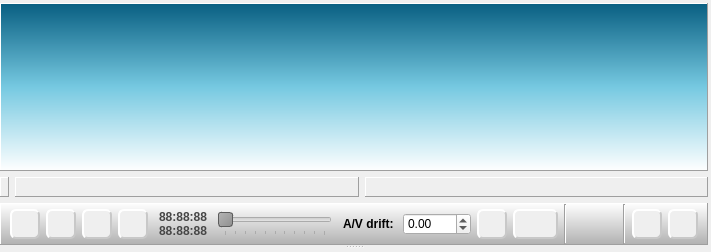
Homer-Conferencing/Homer-Conferencing, file Homer/forms/Widgets/ParticipantWidget.ui: the form before one commit.
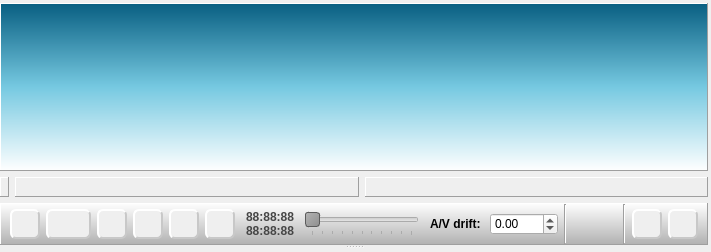
The form after the commit. Icons and pictures are not drawn. Custom widgets are drawn as their Qt base class.

Patch:
```diff
--- a/Homer/forms/Widgets/ParticipantWidget.ui
+++ b/Homer/forms/Widgets/ParticipantWidget.ui
@@ -260,7 +260,7 @@
           <property name="frameShadow">
            <enum>QFrame::Raised</enum>
           </property>
-          <layout class="QHBoxLayout" name="horizontalLayout_4" stretch="0,10,0,0,0,1,0,0,0,0">
+          <layout class="QHBoxLayout" name="horizontalLayout_4" stretch="0,0,0,10,0,1,0,0,0,0">
            <property name="leftMargin">
             <number>9</number>
            </property>
@@ -325,6 +325,103 @@
              </property>
             </widget>
            </item>
+           <item>
+            <widget class="QToolButton" name="mTbSettings">
+             <property name="minimumSize">
+              <size>
+               <width>45</width>
+               <height>30</height>
+              </size>
+             </property>
+             <property name="toolTip">
+              <string>video/audio actions</string>
+             </property>
+             <property name="styleSheet">
+              <string notr="true">QToolButton{
+background-color: rgb(239, 239, 239);
+border-style: outset;
+border-width: 2px;
+border-color:  rgb(200, 200, 200);
+border-radius: 6px;
+}
+QToolButton:pressed{
+background-color: rgb(150, 150, 150);
+} 
+</string>
+             </property>
+             <property name="text">
+              <string/>
+             </property>
+             <property name="icon">
+              <iconset resource="../../resources/Icons.qrc">
+               <normaloff>:/images/22_22/Configuration.png</normaloff>:/images/22_22/Configuration.png</iconset>
+             </property>
+             <property name="iconSize">
+              <size>
+               <width>22</width>
+               <height>22</height>
+              </size>
+             </property>
+             <property name="popupMode">
+              <enum>QToolButton::InstantPopup</enum>
+             </property>
+             <property name="toolButtonStyle">
+              <enum>Qt::ToolButtonTextBesideIcon</enum>
+             </property>
+             <property name="autoRaise">
+              <bool>true</bool>
+             </property>
+             <property name="arrowType">
+              <enum>Qt::NoArrow</enum>
+             </property>
+            </widget>
+           </item>
+           <item>
+            <widget class="QToolButton" name="mTbRecord">
+             <property name="minimumSize">
+              <size>
+               <width>30</width>
+               <height>30</height>
+              </size>
+             </property>
+             <property name="maximumSize">
+              <size>
+               <width>30</width>
+               <height>30</height>
+              </size>
+             </property>
+             <property name="toolTip">
+              <string>record video and video</string>
+             </property>
+             <property name="styleSheet">
+              <string notr="true">QToolButton{
+background-color: rgb(239, 239, 239);
+color: rgb(239, 239, 239);
+border-style: outset;
+border-width: 2px;
+border-color:  rgb(200, 200, 200);
+border-radius: 6px;
+}
+QToolButton:pressed{
+background-color: rgb(150, 150, 150);
+} 
+</string>
+             </property>
+             <property name="text">
+              <string>...</string>
+             </property>
+             <property name="icon">
+              <iconset resource="../../resources/Icons.qrc">
+               <normaloff>:/images/22_22/Audio_Record.png</normaloff>:/images/22_22/Audio_Record.png</iconset>
+             </property>
+             <property name="iconSize">
+              <size>
+               <width>22</width>
+               <height>22</height>
+              </size>
+             </property>
+            </widget>
+           </item>
            <item>
             <widget class="QFrame" name="mMovieControlsFrame">
              <property name="frameShape">
@@ -856,103 +953,6 @@
              </layout>
             </widget>
            </item>
-           <item>
-            <widget class="QToolButton" name="mTbRecord">
-             <property name="minimumSize">
-              <size>
-               <width>30</width>
-               <height>30</height>
-              </size>
-             </property>
-             <property name="maximumSize">
-              <size>
-               <width>30</width>
-               <height>30</height>
-              </size>
-             </property>
-             <property name="toolTip">
-              <string>record video and audio stream to a movie file</string>
-             </property>
-             <property name="styleSheet">
-              <string notr="true">QToolButton{
-background-color: rgb(239, 239, 239);
-color: rgb(239, 239, 239);
-border-style: outset;
-border-width: 2px;
-border-color:  rgb(200, 200, 200);
-border-radius: 6px;
-}
-QToolButton:pressed{
-background-color: rgb(150, 150, 150);
-} 
-</string>
-             </property>
-             <property name="text">
-              <string>...</string>
-             </property>
-             <property name="icon">
-              <iconset resource="../../resources/Icons.qrc">
-               <normaloff>:/images/22_22/Audio_Record.png</normaloff>:/images/22_22/Audio_Record.png</iconset>
-             </property>
-             <property name="iconSize">
-              <size>
-               <width>22</width>
-               <height>22</height>
-              </size>
-             </property>
-            </widget>
-           </item>
-           <item>
-            <widget class="QToolButton" name="mTbSettings">
-             <property name="minimumSize">
-              <size>
-               <width>45</width>
-               <height>30</height>
-              </size>
-             </property>
-             <property name="toolTip">
-              <string>video/audio actions</string>
-             </property>
-             <property name="styleSheet">
-              <string notr="true">QToolButton{
-background-color: rgb(239, 239, 239);
-border-style: outset;
-border-width: 2px;
-border-color:  rgb(200, 200, 200);
-border-radius: 6px;
-}
-QToolButton:pressed{
-background-color: rgb(150, 150, 150);
-} 
-</string>
-             </property>
-             <property name="text">
-              <string/>
-             </property>
-             <property name="icon">
-              <iconset resource="../../resources/Icons.qrc">
-               <normaloff>:/images/22_22/Configuration.png</normaloff>:/images/22_22/Configuration.png</iconset>
-             </property>
-             <property name="iconSize">
-              <size>
-               <width>22</width>
-               <height>22</height>
-              </size>
-             </property>
-             <property name="popupMode">
-              <enum>QToolButton::InstantPopup</enum>
-             </property>
-             <property name="toolButtonStyle">
-              <enum>Qt::ToolButtonTextBesideIcon</enum>
-             </property>
-             <property name="autoRaise">
-              <bool>true</bool>
-             </property>
-             <property name="arrowType">
-              <enum>Qt::NoArrow</enum>
-             </property>
-            </widget>
-           </item>
            <item>
             <widget class="Line" name="line">
              <property name="orientation">
```
Left out of the diff: 10 changed lines with no effect on the pictures.
